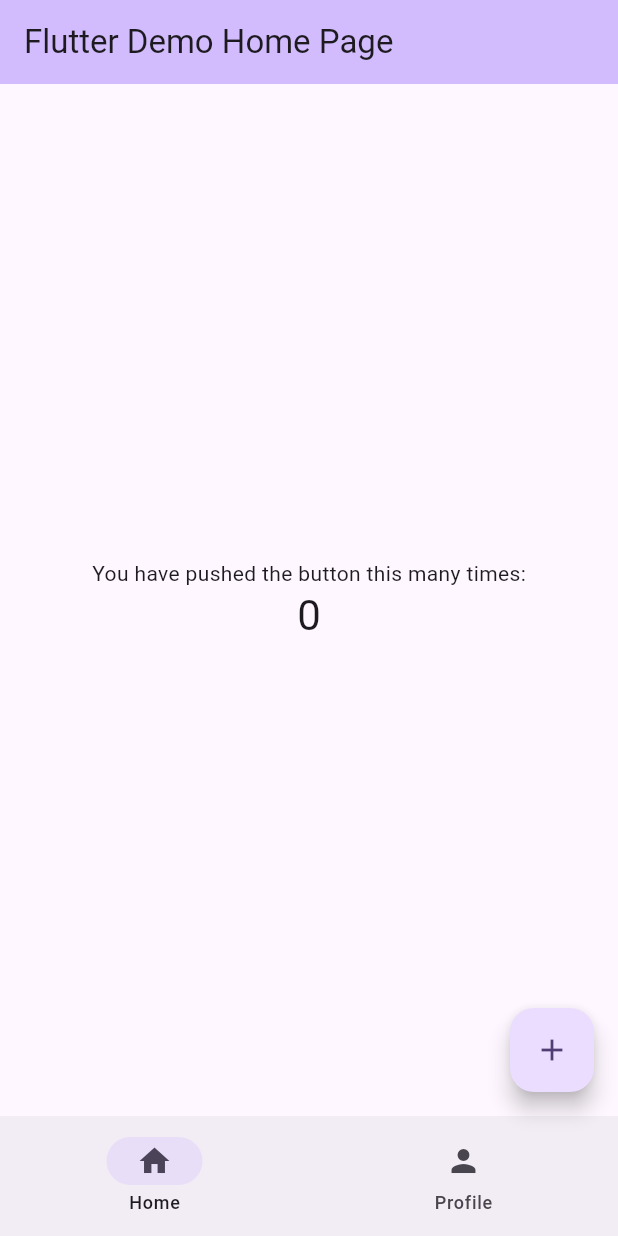
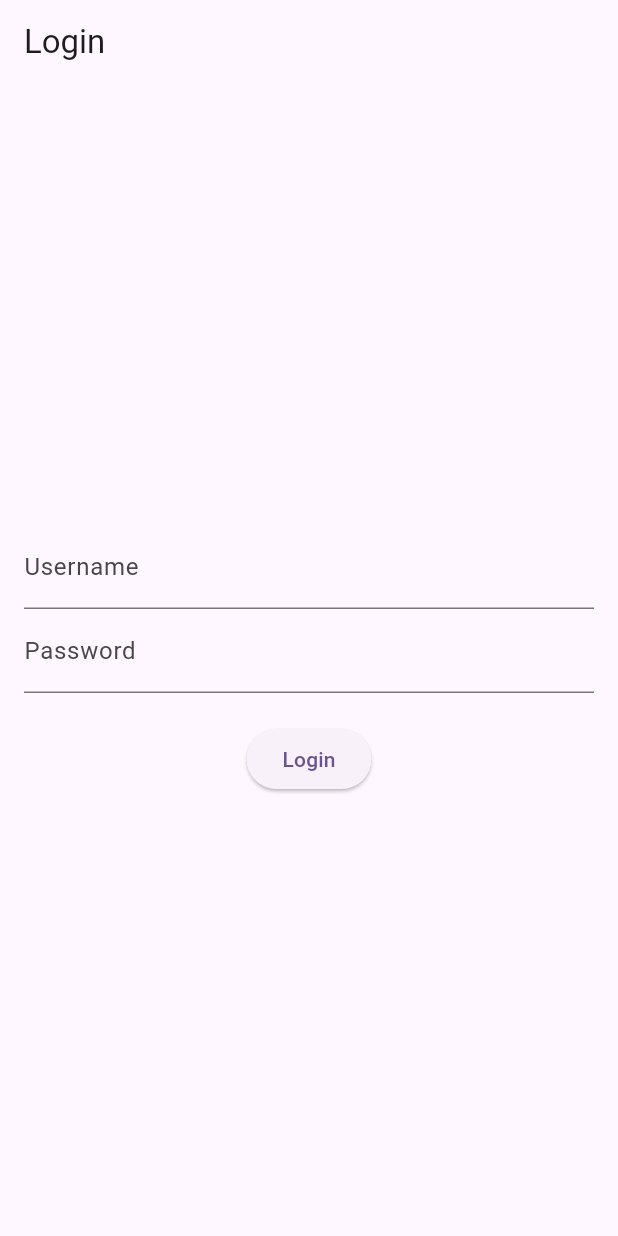
Before and after one commit to tuta202/flutter_101, a Flutter app: the screen it shows after launch, on a phone screen of 412 x 824 dp. Run offline on Flutter 3.47's test engine with Material 3 defaults, Android fonts, the phone set to English and light mode, and no system bars.

Commit message:
add widget tree

```diff
--- a/lib/main.dart
+++ b/lib/main.dart
@@ -1,129 +1,21 @@
 import 'package:flutter/material.dart';
+import 'views/widget_tree.dart';
+import 'views/pages/login_page.dart';
 
 void main() {
-  runApp(const MyApp());
+  runApp(MyApp());
 }
 
 class MyApp extends StatelessWidget {
-  const MyApp({super.key});
-
-  // This widget is the root of your application.
   @override
   Widget build(BuildContext context) {
     return MaterialApp(
+      debugShowCheckedModeBanner: false,
       title: 'Flutter Demo',
       theme: ThemeData(
-        // This is the theme of your application.
-        //
-        // TRY THIS: Try running your application with "flutter run". You'll see
-        // the application has a purple toolbar. Then, without quitting the app,
-        // try changing the seedColor in the colorScheme below to Colors.green
-        // and then invoke "hot reload" (save your changes or press the "hot
-        // reload" button in a Flutter-supported IDE, or press "r" if you used
-        // the command line to start the app).
-        //
-        // Notice that the counter didn't reset back to zero; the application
-        // state is not lost during the reload. To reset the state, use hot
-        // restart instead.
-        //
-        // This works for code too, not just values: Most code changes can be
-        // tested with just a hot reload.
         colorScheme: ColorScheme.fromSeed(seedColor: Colors.deepPurple),
       ),
-      home: const MyHomePage(title: 'Flutter Demo Home Page'),
+      home: LoginPage(),
     );
   }
 }
-
-class MyHomePage extends StatefulWidget {
-  const MyHomePage({super.key, required this.title});
-
-  // This widget is the home page of your application. It is stateful, meaning
-  // that it has a State object (defined below) that contains fields that affect
-  // how it looks.
-
-  // This class is the configuration for the state. It holds the values (in this
-  // case the title) provided by the parent (in this case the App widget) and
-  // used by the build method of the State. Fields in a Widget subclass are
-  // always marked "final".
-
-  final String title;
-
-  @override
-  State<MyHomePage> createState() => _MyHomePageState();
-}
-
-class _MyHomePageState extends State<MyHomePage> {
-  int _counter = 0;
-
-  void _incrementCounter() {
-    setState(() {
-      // This call to setState tells the Flutter framework that something has
-      // changed in this State, which causes it to rerun the build method below
-      // so that the display can reflect the updated values. If we changed
-      // _counter without calling setState(), then the build method would not be
-      // called again, and so nothing would appear to happen.
-      _counter++;
-    });
-  }
-
-  @override
-  Widget build(BuildContext context) {
-    // This method is rerun every time setState is called, for instance as done
-    // by the _incrementCounter method above.
-    //
-    // The Flutter framework has been optimized to make rerunning build methods
-    // fast, so that you can just rebuild anything that needs updating rather
-    // than having to individually change instances of widgets.
-    return Scaffold(
-      appBar: AppBar(
-        // TRY THIS: Try changing the color here to a specific color (to
-        // Colors.amber, perhaps?) and trigger a hot reload to see the AppBar
-        // change color while the other colors stay the same.
-        backgroundColor: Theme.of(context).colorScheme.inversePrimary,
-        // Here we take the value from the MyHomePage object that was created by
-        // the App.build method, and use it to set our appbar title.
-        title: Text(widget.title),
-      ),
-      bottomNavigationBar: NavigationBar(
-        destinations: [
-          NavigationDestination(icon: Icon(Icons.home), label: 'Home'),
-          NavigationDestination(icon: Icon(Icons.person), label: 'Profile')
-        ],
-        selectedIndex: 0,
-      ),
-      body: Center(
-        // Center is a layout widget. It takes a single child and positions it
-        // in the middle of the parent.
-        child: Column(
-          // Column is also a layout widget. It takes a list of children and
-          // arranges them vertically. By default, it sizes itself to fit its
-          // children horizontally, and tries to be as tall as its parent.
-          //
-          // Column has various properties to control how it sizes itself and
-          // how it positions its children. Here we use mainAxisAlignment to
-          // center the children vertically; the main axis here is the vertical
-          // axis because Columns are vertical (the cross axis would be
-          // horizontal).
-          //
-          // TRY THIS: Invoke "debug painting" (choose the "Toggle Debug Paint"
-          // action in the IDE, or press "p" in the console), to see the
-          // wireframe for each widget.
-          mainAxisAlignment: MainAxisAlignment.center,
-          children: <Widget>[
-            const Text('You have pushed the button this many times:'),
-            Text(
-              '$_counter',
-              style: Theme.of(context).textTheme.headlineMedium,
-            ),
-          ],
-        ),
-      ),
-      floatingActionButton: FloatingActionButton(
-        onPressed: _incrementCounter,
-        tooltip: 'Increment',
-        child: const Icon(Icons.add),
-      ), // This trailing comma makes auto-formatting nicer for build methods.
-    );
-  }
-}
--- a/lib/views/pages/login_page.dart
+++ b/lib/views/pages/login_page.dart
@@ -0,0 +1,69 @@
+import 'package:flutter/material.dart';
+import '../widget_tree.dart';
+
+// constants
+const String kUsername = "admin";
+const String kPassword = "123456";
+class LoginPage extends StatefulWidget {
+  @override
+  _LoginPageState createState() => _LoginPageState();
+}
+
+class _LoginPageState extends State<LoginPage> {
+  final _usernameController = TextEditingController();
+  final _passwordController = TextEditingController();
+  String? _errorMessage;
+
+  void _login() {
+    final username = _usernameController.text;
+    final password = _passwordController.text;
+
+    if (username == kUsername && password == kPassword) {
+      Navigator.pushReplacement(
+        context,
+        MaterialPageRoute(builder: (context) => WidgetTree()),
+      );
+    } else {
+      setState(() {
+        _errorMessage = "Incorrect Username or Password!";
+      });
+    }
+  }
+
+  @override
+  Widget build(BuildContext context) {
+    return Scaffold(
+      appBar: AppBar(title: Text("Login")),
+      body: Padding(
+        padding: const EdgeInsets.all(16.0),
+        child: Column(
+          mainAxisAlignment: MainAxisAlignment.center,
+          children: [
+            TextField(
+              controller: _usernameController,
+              decoration: InputDecoration(labelText: "Username"),
+            ),
+            TextField(
+              controller: _passwordController,
+              obscureText: true,
+              decoration: InputDecoration(labelText: "Password"),
+            ),
+            if (_errorMessage != null)
+              Padding(
+                padding: const EdgeInsets.only(top: 8.0),
+                child: Text(
+                  _errorMessage!,
+                  style: TextStyle(color: Colors.red),
+                ),
+              ),
+            SizedBox(height: 20),
+            ElevatedButton(
+              onPressed: _login,
+              child: Text("Login"),
+            ),
+          ],
+        ),
+      ),
+    );
+  }
+}
```
Also changed, not shown: lib/views/pages/home_page.dart (+13 -0 lines), lib/views/pages/profile_page.dart (+21 -0 lines), lib/views/widget_tree.dart (added, +47 -0 lines).
